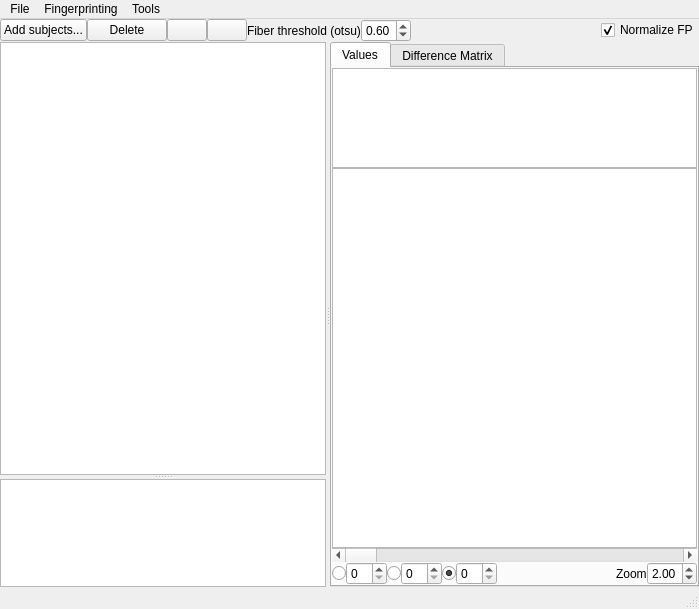
Before: the Qt Designer form connectometry/db_window.ui in frankyeh/DSI-Studio, drawn with Qt 5.
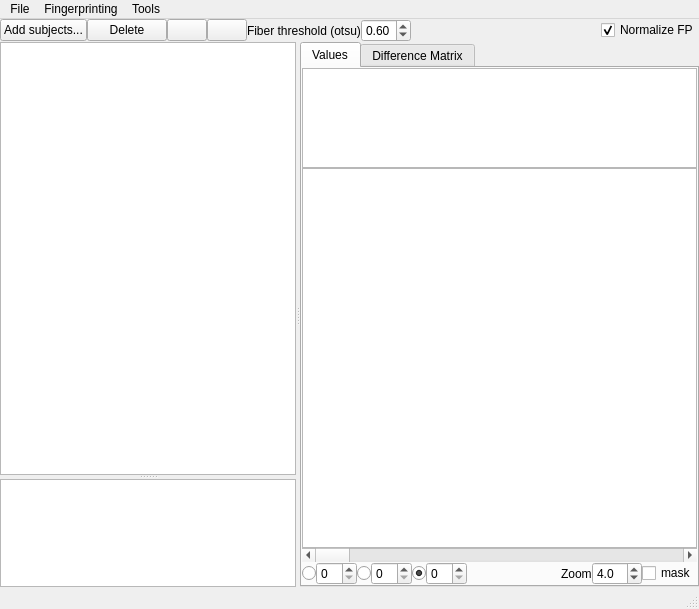
After: the same form once the commit is applied. Icons and pictures are not drawn.

Commit message: [GUI] show fp mask and output fp allows thread = 0

```diff
--- a/connectometry/db_window.ui
+++ b/connectometry/db_window.ui
@@ -382,6 +382,9 @@
                        <height>16777215</height>
                       </size>
                      </property>
+                     <property name="decimals">
+                      <number>1</number>
+                     </property>
                      <property name="minimum">
                       <double>0.100000000000000</double>
                      </property>
@@ -389,7 +392,14 @@
                       <double>20.000000000000000</double>
                      </property>
                      <property name="value">
-                      <double>2.000000000000000</double>
+                      <double>4.000000000000000</double>
+                     </property>
+                    </widget>
+                   </item>
+                   <item>
+                    <widget class="QCheckBox" name="show_mask">
+                     <property name="text">
+                      <string>mask</string>
                      </property>
                     </widget>
                    </item>
```
Left out of the diff: 2 changed lines with no effect on the pictures. The commit also changes 2 other files.
